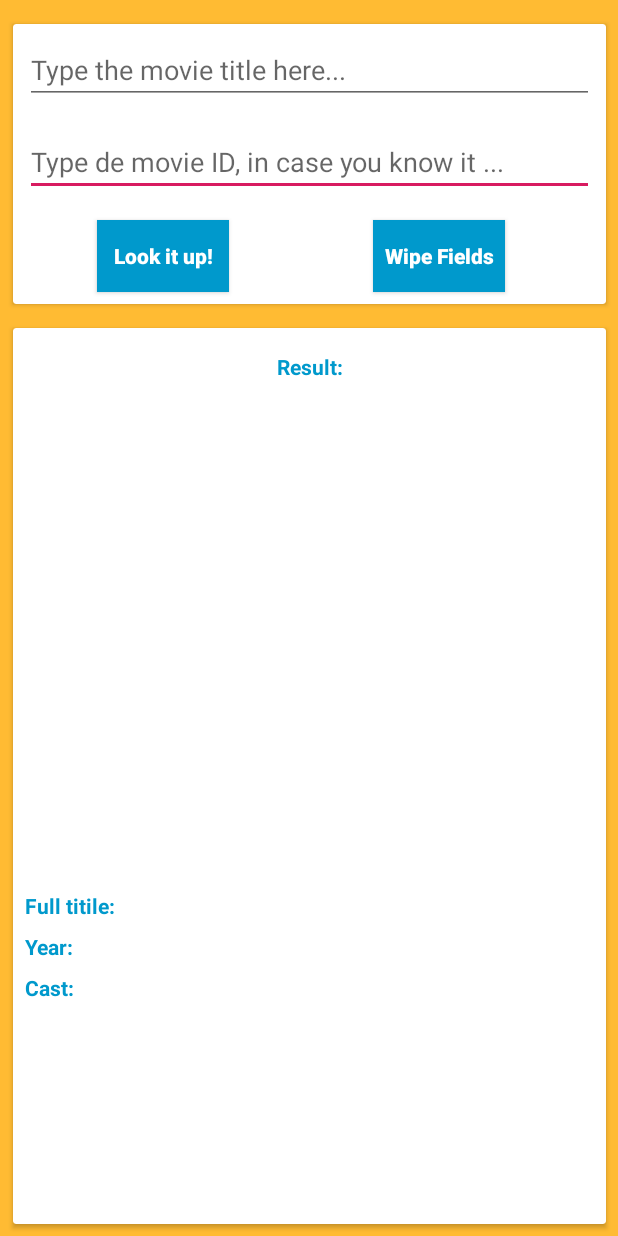
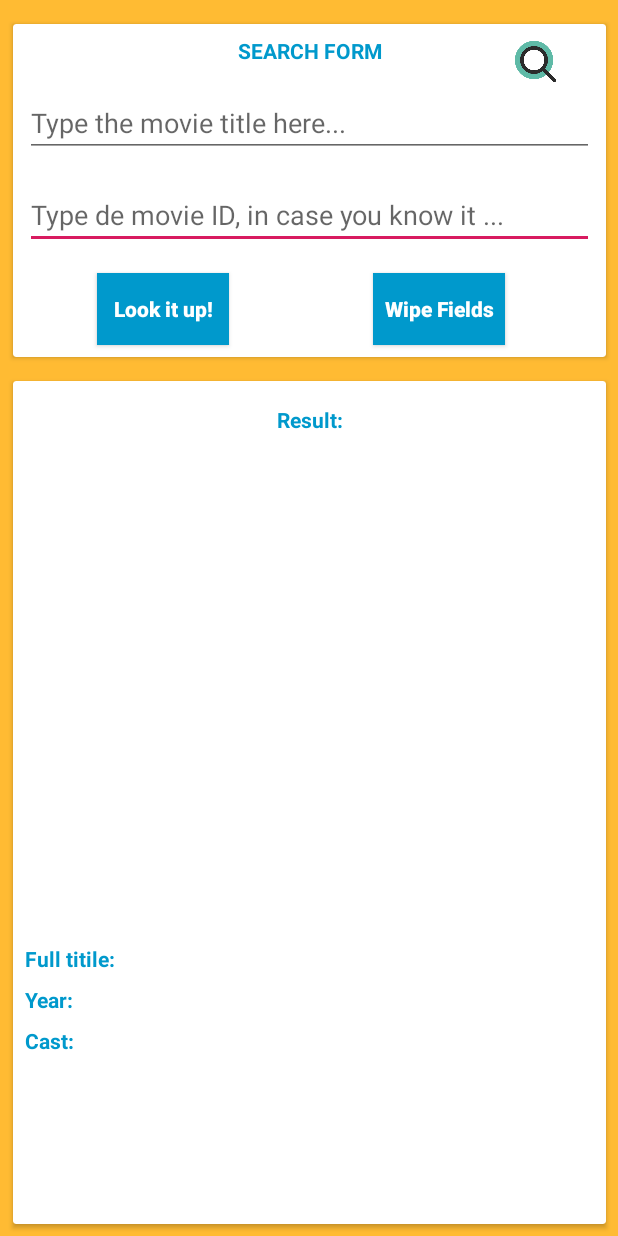
Before and after one commit to MatheusMinguiniPostGraduation/TrabalhoFinalAndroid2, an Android app: the screen it shows after launch (MainActivity), on a phone screen of 412 x 824 dp. Run offline under Robolectric (Android 15) with nearby library versions, the phone set to English and light mode, and no system bars; our stand-ins replace Picasso; libraries missing offline, so code that uses them is left out: org.jetbrains.anko; pictures from the network do not load.

Commit message:
Colocando icone de pesquisa e label no formulário

```diff
--- a/app/src/main/res/layout/main_fragment.xml
+++ b/app/src/main/res/layout/main_fragment.xml
@@ -53,10 +53,10 @@
                     android:id="@+id/movieDescripitionEditText"
                     android:hint="Type the movie title here..."
                     android:textColorLink="@android:color/holo_orange_light"
-                    android:layout_marginTop="8dp"
-                    app:layout_constraintTop_toTopOf="parent" android:layout_marginStart="8dp"
+                    android:layout_marginStart="8dp"
                     app:layout_constraintStart_toStartOf="parent" android:layout_marginEnd="8dp"
-                    app:layout_constraintEnd_toEndOf="parent"/>
+                    app:layout_constraintEnd_toEndOf="parent" app:layout_constraintHorizontal_bias="0.0"
+                    android:layout_marginTop="16dp" app:layout_constraintTop_toBottomOf="@+id/textView2"/>
             <Button
                     android:text="Wipe Fields"
                     android:layout_width="wrap_content"
@@ -72,6 +72,22 @@
                     app:layout_constraintStart_toEndOf="@+id/searchMovieButton" android:layout_marginStart="8dp"
                     app:layout_constraintHorizontal_bias="0.633" app:layout_constraintVertical_bias="0.0"
                     android:onClick="wipeFieldContents"/>
+            <TextView
+                    android:text="Search Form"
+                    android:layout_width="wrap_content"
+                    android:layout_height="wrap_content"
+                    android:id="@+id/textView2"
+                    android:textStyle="bold" android:textAllCaps="true"
+                    android:textColor="@android:color/holo_blue_dark"
+                    android:layout_marginStart="8dp" app:layout_constraintStart_toStartOf="parent"
+                    android:layout_marginTop="8dp" app:layout_constraintTop_toTopOf="parent"
+                    android:layout_marginEnd="8dp" app:layout_constraintEnd_toEndOf="parent"/>
+            <ImageView
+                    android:layout_width="30dp"
+                    android:layout_height="30dp" app:srcCompat="@drawable/search_icon"
+                    android:id="@+id/imageView2" android:layout_marginTop="10dp"
+                    app:layout_constraintTop_toTopOf="parent" app:layout_constraintEnd_toEndOf="parent"
+                    android:layout_marginEnd="32dp"/>
         </android.support.constraint.ConstraintLayout>
     </android.support.v7.widget.CardView>
 
```
Also changed, not shown: app/src/main/res/drawable/search_icon.png (added).
